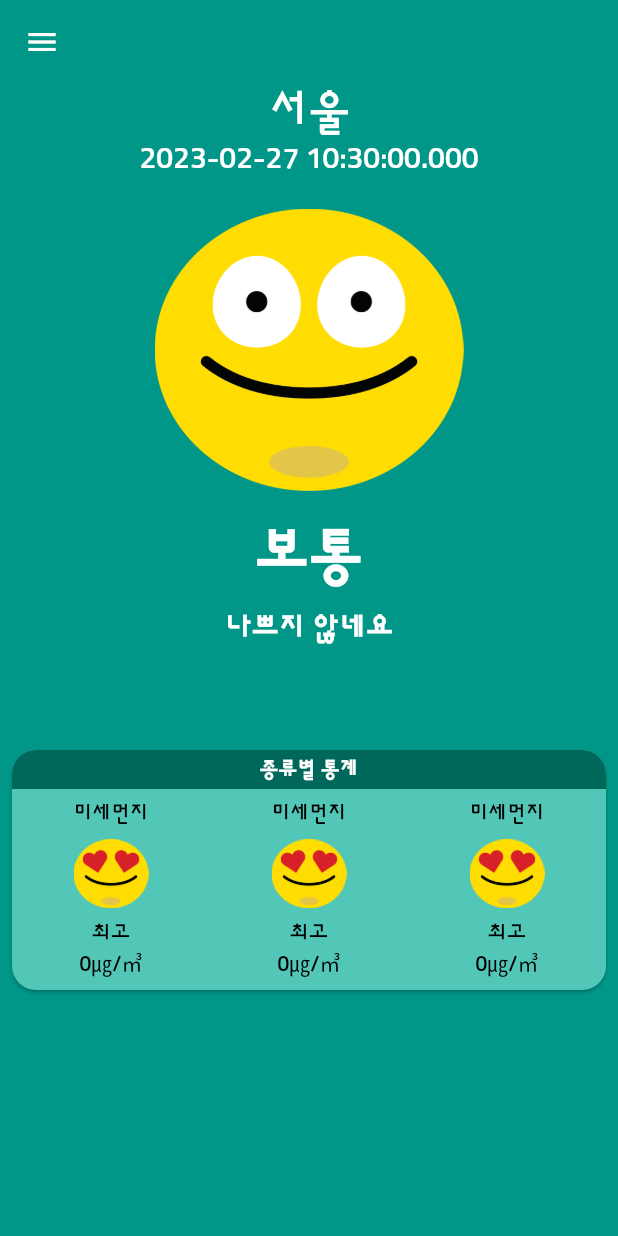
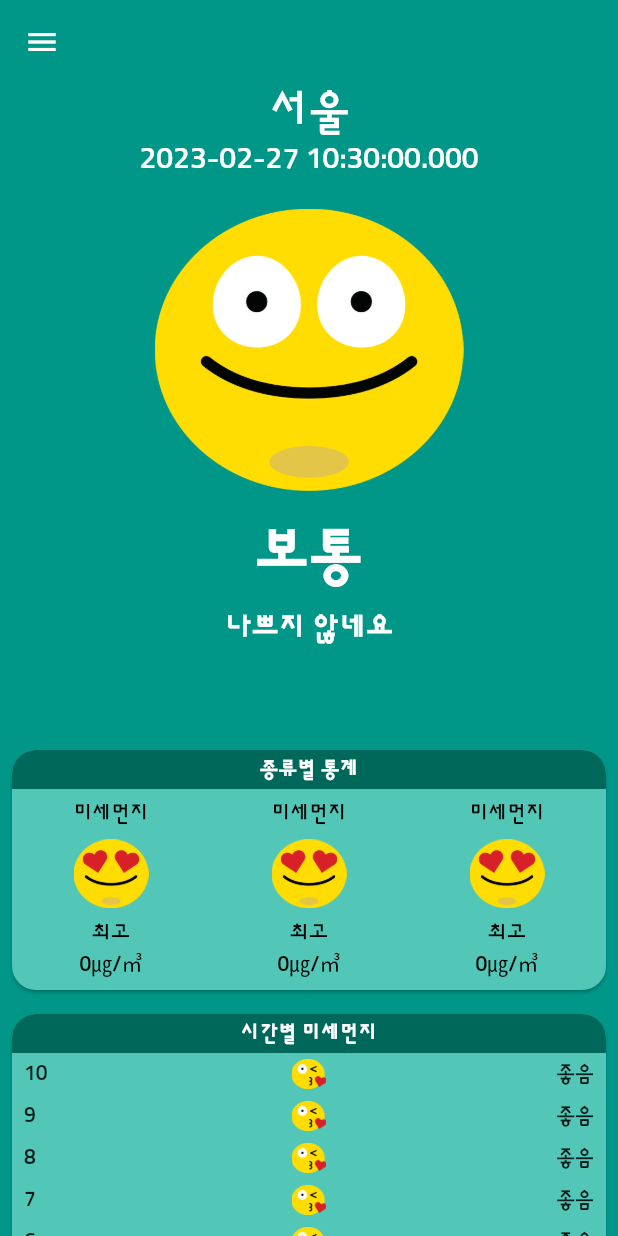
Before and after one commit to dlaehdrlf4/dusty_dust, a Flutter app: the screen it shows after launch, on a phone screen of 412 x 824 dp. Run offline on Flutter 3.47's test engine with Material 2 defaults, Android fonts, the phone set to English and light mode, and no system bars; our stand-ins replace dio; network calls fail.

```diff
--- /dev/null
+++ b/lib/component/card_title.dart
@@ -0,0 +1,27 @@
+import 'package:flutter/material.dart';
+
+import '../const/colors.dart';
+
+class CardTitle extends StatelessWidget {
+  final String title;
+
+  const CardTitle({Key? key, required this.title}) : super(key: key);
+
+  @override
+  Widget build(BuildContext context) {
+    return Container(
+        decoration: BoxDecoration(
+          color: darkColor,
+          borderRadius: BorderRadius.only(
+              topLeft: Radius.circular(16.0), topRight: Radius.circular(16.0)),
+        ),
+        child: Center(
+            child: Padding(
+          padding: const EdgeInsets.all(4.0),
+          child: Text(
+            '$title',
+            style: TextStyle(fontWeight: FontWeight.w700, color: Colors.white),
+          ),
+        )));
+  }
+}
--- a/lib/component/category_card.dart
+++ b/lib/component/category_card.dart
@@ -1,3 +1,5 @@
+import 'package:dusty_dust/component/card_title.dart';
+import 'package:dusty_dust/component/main_card.dart';
 import 'package:dusty_dust/component/main_stat.dart';
 import 'package:flutter/material.dart';
 import 'package:flutter/rendering.dart';
@@ -11,42 +13,29 @@ class CategoryCard extends StatelessWidget {
   Widget build(BuildContext context) {
     return SizedBox(
       height: 160,
-      child: Card(
-                    margin: EdgeInsets.symmetric(horizontal: 8.0),
-                    shape: RoundedRectangleBorder(borderRadius: BorderRadius.all(Radius.circular(16.0))),
-                    color: lightColor,
-                    child: LayoutBuilder(
-                      builder: (context,constraints) {
-
+      child: MainCard(
+        child: LayoutBuilder(builder: (context, constraints) {
           return Column(
             crossAxisAlignment: CrossAxisAlignment.stretch,
             children: [
-                            Container(
-                              decoration: BoxDecoration(
-                                color: darkColor,
-                                borderRadius: BorderRadius.only(topLeft: Radius.circular(16.0),topRight: Radius.circular(16.0)),
-                              ),
-                              child: Center(child: Padding(
-                                padding: const EdgeInsets.all(4.0),
-                                child: Text('종류별 통계',style: TextStyle(fontWeight: FontWeight.w700,color: Colors.white),),
-                              ))),
+              CardTitle(title: '종류별 통계',),
               Expanded(
                 child: ListView(
                     physics: PageScrollPhysics(),
                     scrollDirection: Axis.horizontal,
-                                children: List.generate(20, (index) => MainStat(
+                    children: List.generate(
+                      20,
+                      (index) => MainStat(
                           category: '미세먼지',
                           width: constraints.maxWidth / 3,
                           imgPath: 'asset/img/best.png',
                           level: '최고',
                           stat: '0㎍/㎥'),
-                                 )
-                              ),
+                    )),
               ),
             ],
           );
-                      }
-                    ),
+        }),
       ),
     );
   }
--- /dev/null
+++ b/lib/component/hourly_card.dart
@@ -0,0 +1,55 @@
+import 'package:dusty_dust/component/card_title.dart';
+import 'package:dusty_dust/component/main_card.dart';
+import 'package:flutter/material.dart';
+
+class HourlyCard extends StatelessWidget {
+  const HourlyCard({Key? key}) : super(key: key);
+
+  @override
+  Widget build(BuildContext context) {
+    return MainCard(
+        child: Column(
+      children: [
+        CardTitle(
+          title: '시간별 미세먼지',
+        ),
+        Column(
+          children: List.generate(24, (index) {
+            final now = DateTime.now();
+            final hour = now.hour;
+            int currentHour = hour - index;
+            if (currentHour < 0) {
+              currentHour += 24;
+            }
+            return Padding(
+              padding:
+                  const EdgeInsets.symmetric(horizontal: 8.0, vertical: 4.0),
+              child: Row(
+                children: [
+                  Expanded(
+                    child: Text('$currentHour'),
+                    flex: 1,
+                  ),
+                  Expanded(
+                    flex: 1,
+                    child: Image.asset(
+                      'asset/img/good.png',
+                      height: 20.0,
+                    ),
+                  ),
+                  Expanded(
+                    child: Text(
+                      '좋음',
+                      textAlign: TextAlign.right,
+                    ),
+                    flex: 1,
+                  ),
+                ],
+              ),
+            );
+          }),
+        )
+      ],
+    ));
+  }
+}
--- /dev/null
+++ b/lib/component/main_card.dart
@@ -0,0 +1,20 @@
+import 'package:flutter/material.dart';
+
+import '../const/colors.dart';
+
+
+class MainCard extends StatelessWidget {
+  final Widget child;
+
+  MainCard({Key? key,required this.child}) : super(key: key);
+
+  @override
+  Widget build(BuildContext context) {
+    return Card(
+                    margin: EdgeInsets.symmetric(horizontal: 8.0),
+                    shape: RoundedRectangleBorder(borderRadius: BorderRadius.all(Radius.circular(16.0))),
+                    color: lightColor,
+                    child: child,
+    );
+  }
+}
--- /dev/null
+++ b/lib/const/data.dart
@@ -0,0 +1,3 @@
+
+//dio를 쓰면 인코딩으로 해서 알아서 전송되므로 디코딩 된걸 써야한다.
+const serviceKey = 'EGmSLSJzwTNneCCX6V2jQXyPO8rkEuJ6reaz18oy1cGYlLkzrGjSTN4kwq2V9kMeIXsz5lW4Z937+reCMA+lPQ==';
--- /dev/null
+++ b/lib/model/stat_model.dart
@@ -0,0 +1,67 @@
+enum ItemCode{
+  //미세먼지
+  PM10,
+  //초미세먼지
+  PM25,
+  //이산화질소,
+  NO2,
+  //오존
+  O3,
+  //일산화탄소
+  CO,
+  //이황산가스
+  SO2,
+}
+
+class StatModel {
+  final double daegu;
+  final double chungnam;
+  final double incheon;
+  final double daejeon;
+  final double gyeongbuk;
+  final double sejong;
+  final double gwangju;
+  final double jeonbuk;
+  final double gangwon;
+  final double ulsan;
+  final double jeonnam;
+  final double seoul;
+  final double busan;
+  final double jeju;
+  final double chungbuk;
+  final double gyeongnam;
+  final DateTime dataTime;
+  final double gyeonggi;
+  final ItemCode itemCode;
+
+  //json형태에서부터 데이터를 받아온다.
+  StatModel.fromJson({required Map<String,dynamic> json}) :
+  daegu = double.parse(json['daegu'] ?? '0'),
+  chungnam = double.parse(json['chungnam'] ?? '0'),
+  incheon = double.parse(json['incheon'] ?? '0'),
+  daejeon = double.parse(json['daejeon'] ?? '0'),
+  gyeongbuk = double.parse(json['gyeongbuk'] ?? '0'),
+  sejong = double.parse(json['sejong'] ?? '0'),
+  gwangju = double.parse(json['gwangju'] ?? '0'),
+  jeonbuk = double.parse(json['jeonbuk'] ?? '0'),
+  gangwon = double.parse(json['gangwon'] ?? '0'),
+  ulsan = double.parse(json['ulsan'] ?? '0'),
+  jeonnam = double.parse(json['jeonnam'] ?? '0'),
+  seoul = double.parse(json['seoul'] ?? '0'),
+  busan = double.parse(json['busan'] ?? '0'),
+  jeju = double.parse(json['jeju'] ?? '0'),
+  chungbuk = double.parse(json['chungbuk'] ?? '0'),
+  gyeongnam = double.parse(json['gyeongnam'] ?? '0'),
+  gyeonggi = double.parse(json['gyeonggi'] ?? '0'),
+  dataTime = DateTime.parse(json['dataTime']),
+  itemCode = parseItemCode(json['itemCode']);
+
+  static ItemCode parseItemCode(String raw) {
+    if(raw == 'PM2.5'){
+      return ItemCode.PM25;
+    }
+
+    return ItemCode.values.firstWhere((element) => element.name == raw);
+  }
+
+}
--- a/lib/screen/home_screen.dart
+++ b/lib/screen/home_screen.dart
@@ -1,13 +1,48 @@
+import 'package:dio/dio.dart';
+import 'package:dusty_dust/component/card_title.dart';
 import 'package:dusty_dust/component/category_card.dart';
+import 'package:dusty_dust/component/main_card.dart';
 import 'package:dusty_dust/component/main_drawer.dart';
 import 'package:dusty_dust/component/main_stat.dart';
 import 'package:dusty_dust/const/colors.dart';
+import 'package:dusty_dust/const/data.dart';
+import 'package:dusty_dust/model/stat_model.dart';
 import 'package:flutter/material.dart';
 
+import '../component/hourly_card.dart';
 import '../component/main_app_bar.dart';
 
-class HomeScreen extends StatelessWidget {
+class HomeScreen extends StatefulWidget {
   const HomeScreen({Key? key}) : super(key: key);
+
+  @override
+  State<HomeScreen> createState() => _HomeScreenState();
+}
+
+class _HomeScreenState extends State<HomeScreen> {
+
+  @override
+  void initState() {
+    // TODO: implement initState
+    super.initState();
+    fetchData();
+  }
+
+  fetchData() async{
+    final response = await Dio().get('http://apis.data.go.kr/B552584/ArpltnStatsSvc/getCtprvnMesureLIst',
+      queryParameters: {
+        "serviceKey" : serviceKey,
+        'returnType' : 'json',
+        'numOfRows' : 30,
+        'pageNo' : 1,
+        'itemCode' : 'PM10',
+        'dataGubun' : 'HOUR',
+        'searchCondition' : 'WEEK',
+      }
+
+    );
+     print(response.data['response']['body']['items'].map((item) => StatModel.fromJson(json: item)));
+  }
 
   @override
   Widget build(BuildContext context) {
@@ -21,6 +56,10 @@ class HomeScreen extends StatelessWidget {
             child: Column(
               children: [
                 CategoryCard(),
+                const SizedBox(
+                  height: 16.0,
+                ),
+                HourlyCard(),
               ],
             ),
           )
```
Lines whose indentation alone changed are shown as unchanged.
